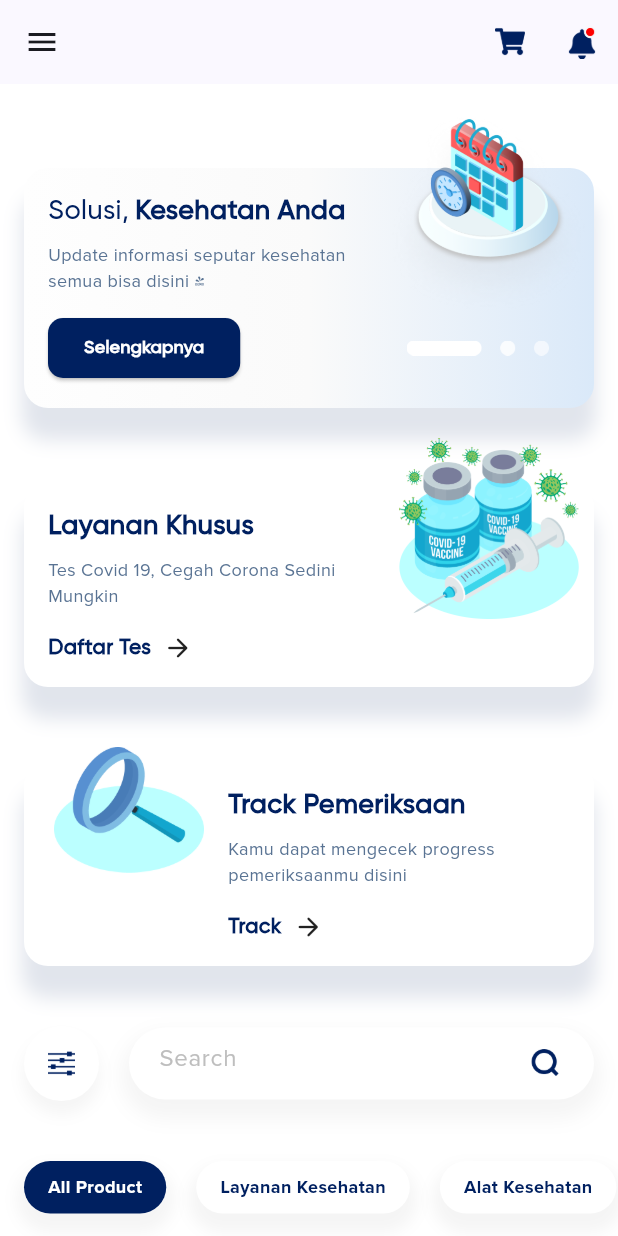
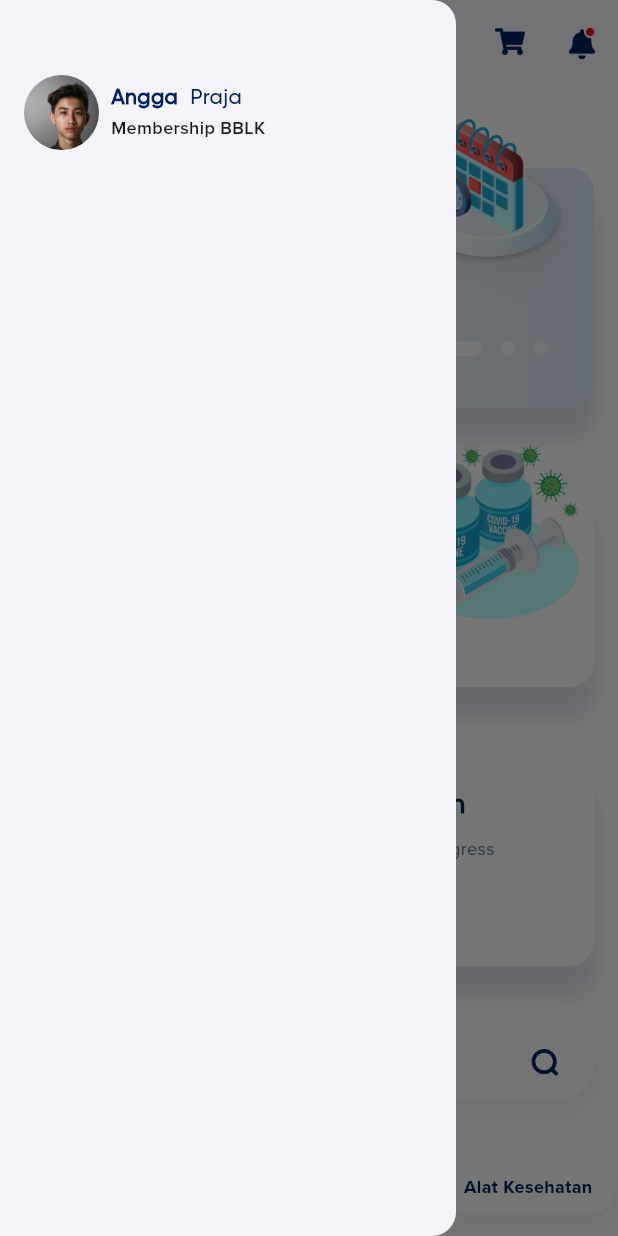
Before and after one commit to rafliandreansyah/flutter_v_test, a Flutter app: the HomeScreen screen opened by its route, with the side drawer open (before the commit the screen has no drawer), on a phone screen of 412 x 824 dp. Run offline on Flutter 3.47's test engine with Material 2 defaults, Android fonts, the phone set to English and light mode, and no system bars.

Commit message:
add nav  drawer (on progress)

```diff
--- a/lib/screen/home_screen.dart
+++ b/lib/screen/home_screen.dart
@@ -5,6 +5,7 @@ import 'package:flutter_v_test/widget/%20banner_notification.dart';
 import 'package:flutter_v_test/widget/button_category.dart';
 import 'package:flutter_v_test/widget/card_product.dart';
 import 'package:flutter_v_test/widget/card_service_location.dart';
+import 'package:flutter_v_test/widget/drawer.dart';
 import 'package:flutter_v_test/widget/toggle_custom.dart';
 
 class HomeScreen extends StatefulWidget {
@@ -440,13 +441,8 @@ class _HomeScreenState extends State<HomeScreen> {
     }
 
     return Scaffold(
+      drawer: const DrawerCustom(),
       appBar: AppBar(
-        leading: IconButton(
-          onPressed: () {},
-          icon: const Icon(
-            Icons.menu,
-          ),
-        ),
         actions: [
           IconButton(
             icon: Image.asset(
--- /dev/null
+++ b/lib/widget/drawer.dart
@@ -0,0 +1,68 @@
+import 'package:flutter/material.dart';
+import 'package:flutter_v_test/shared/fonts.dart';
+
+class DrawerCustom extends StatelessWidget {
+  const DrawerCustom({super.key});
+
+  @override
+  Widget build(BuildContext context) {
+    return Drawer(
+      child: ListView(
+        padding: EdgeInsets.symmetric(
+          horizontal: 16,
+          vertical: 50,
+        ),
+        children: [
+          Row(
+            crossAxisAlignment: CrossAxisAlignment.center,
+            children: [
+              Container(
+                width: 50,
+                height: 50,
+                decoration: const BoxDecoration(
+                  shape: BoxShape.circle,
+                  image: DecorationImage(
+                    fit: BoxFit.cover,
+                    image: AssetImage('assets/images/img_profile.jpg'),
+                  ),
+                ),
+              ),
+              const SizedBox(
+                width: 8,
+              ),
+              Column(
+                crossAxisAlignment: CrossAxisAlignment.start,
+                children: [
+                  Row(
+                    children: [
+                      Text(
+                        'Angga',
+                        style: gilroyBold,
+                      ),
+                      const SizedBox(
+                        width: 8,
+                      ),
+                      Text(
+                        'Praja',
+                        style: gilroyMedium,
+                      ),
+                    ],
+                  ),
+                  const SizedBox(
+                    height: 2,
+                  ),
+                  Text(
+                    'Membership BBLK',
+                    style: proximaSemiBold.copyWith(
+                      fontSize: 12,
+                    ),
+                  ),
+                ],
+              )
+            ],
+          )
+        ],
+      ),
+    );
+  }
+}
```
Also changed, not shown: assets/images/img_profile.jpg (added).
